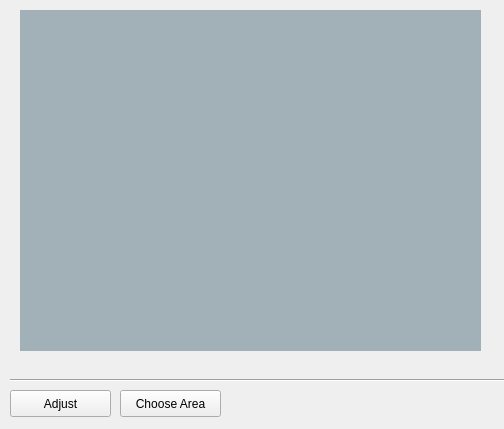
First picture: the form in VisaoExercicio/mainwindow.ui, repository brunoferraz/computer_vision, before the edit.
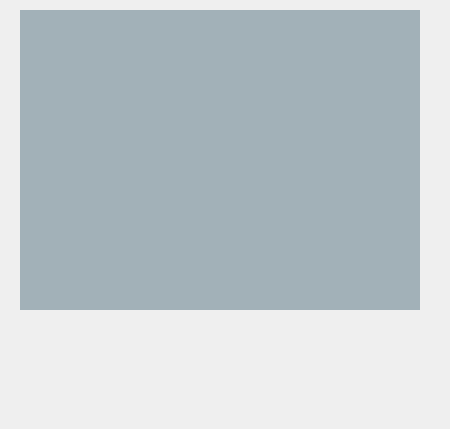
Second picture: the form after the edit.

The edit to the form file:
```diff
--- a/VisaoExercicio/mainwindow.ui
+++ b/VisaoExercicio/mainwindow.ui
@@ -6,7 +6,7 @@
    <rect>
     <x>0</x>
     <y>0</y>
-    <width>504</width>
+    <width>450</width>
     <height>429</height>
    </rect>
   </property>
@@ -19,64 +19,28 @@
   <property name="windowTitle">
    <string>MainWindow</string>
   </property>
-  <widget class="QPushButton" name="adjustButton">
-   <property name="geometry">
-    <rect>
-     <x>10</x>
-     <y>390</y>
-     <width>101</width>
-     <height>27</height>
-    </rect>
-   </property>
-   <property name="text">
-    <string>Adjust</string>
-   </property>
-   <property name="flat">
-    <bool>false</bool>
-   </property>
-  </widget>
-  <widget class="Line" name="line">
-   <property name="geometry">
-    <rect>
-     <x>10</x>
-     <y>370</y>
-     <width>581</width>
-     <height>20</height>
-    </rect>
-   </property>
-   <property name="orientation">
-    <enum>Qt::Horizontal</enum>
-   </property>
-  </widget>
   <widget class="QWidget" name="widget" native="true">
+   <property name="enabled">
+    <bool>true</bool>
+   </property>
    <property name="geometry">
     <rect>
      <x>20</x>
      <y>10</y>
-     <width>461</width>
-     <height>341</height>
+     <width>400</width>
+     <height>300</height>
     </rect>
    </property>
+   <property name="minimumSize">
+    <size>
+     <width>400</width>
+     <height>300</height>
+    </size>
+   </property>
    <property name="styleSheet">
     <string notr="true">background:rgb(162, 177, 184);</string>
    </property>
   </widget>
-  <widget class="QPushButton" name="chooseButton">
-   <property name="geometry">
-    <rect>
-     <x>120</x>
-     <y>390</y>
-     <width>101</width>
-     <height>27</height>
-    </rect>
-   </property>
-   <property name="text">
-    <string>Choose Area</string>
-   </property>
-   <property name="flat">
-    <bool>false</bool>
-   </property>
-  </widget>
  </widget>
  <layoutdefault spacing="6" margin="11"/>
  <resources/>
```
